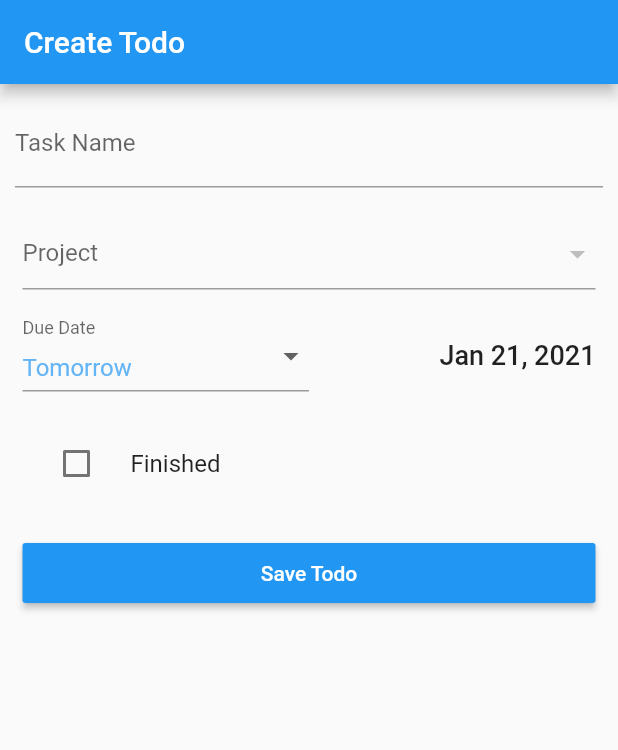
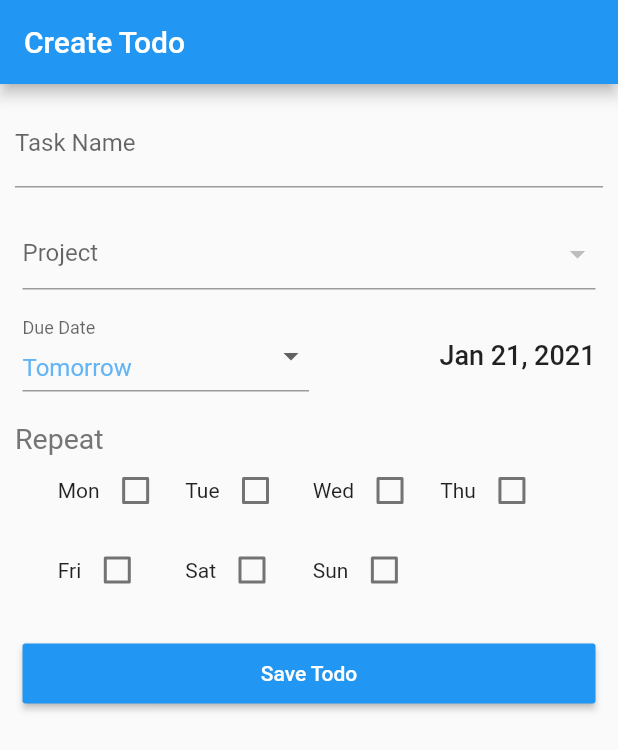
Before and after one commit to romy47/multilevel-todo, a Flutter app: the CreateTodoScreen screen opened directly with empty values, on a phone screen of 412 x 824 dp. Shown: the top 750 px of the screen. Run offline on Flutter 3.47's test engine with Material 2 defaults, Android fonts, the phone set to English and light mode, and no system bars; our stand-ins replace charts_flutter, cloud_firestore, firebase_auth, firebase_core, flutter_colorpicker, flutter_signin_button and 2 more; accounts and stored records are empty; network calls fail; statements that could not run were skipped.

Commit message:
UI Added for Repeating Todos

```diff
--- a/lib/helpers/todo_helper.dart
+++ b/lib/helpers/todo_helper.dart
@@ -49,6 +49,10 @@ class TodoHelper {
     }
 
     return res;
+  }
+
+  static List<bool> getEmptRepeat() {
+    return [false, false, false, false, false, false, false];
   }
 
   static Project getProjectfromTodo(List<Project> projects, Todo todo) {
--- a/lib/models/todo_model.dart
+++ b/lib/models/todo_model.dart
@@ -1,3 +1,5 @@
+import 'package:second_attempt/helpers/todo_helper.dart';
+
 class Todo {
   String id;
   String projectId;
@@ -7,6 +9,7 @@ class Todo {
   int status;
   DateTime due;
   int repeat;
+  List<bool> weekDays;
   DateTime createdAt;
   DateTime finishedAt;
   Todo(
@@ -22,6 +25,7 @@ class Todo {
     this.finishedAt,
   ) {
     this.createdAt = DateTime.now();
+    // this.repeat = TodoHelper.getEmptRepeat();
   }
   Todo.fromJson(Map<String, dynamic> parsedJSON)
       : id = parsedJSON['id'],
--- a/lib/screens/projects_tab_screen/create_todo_screen.dart
+++ b/lib/screens/projects_tab_screen/create_todo_screen.dart
@@ -2,6 +2,7 @@ import 'package:firebase_auth/firebase_auth.dart';
 import 'package:flutter/material.dart';
 import 'package:intl/intl.dart';
 import 'package:provider/provider.dart';
+import 'package:second_attempt/helpers/todo_helper.dart';
 import 'package:second_attempt/models/project_model.dart';
 import 'package:second_attempt/models/todo_model.dart';
 import 'package:second_attempt/services/database_service.dart';
@@ -89,19 +90,20 @@ class _CreateTodoScreenState extends State<CreateTodoScreen> {
               ),
               projectDropDown(context),
               dueDateDropDown(context),
-              Container(
-                  margin: EdgeInsets.fromLTRB(5.0, 20.0, 5.0, 0),
-                  child: CheckboxListTile(
-                    title: Text("Finished"),
-                    value: false,
-                    onChanged: (newValue) {
-                      setState(() {
-                        //  checkedValue = newValue;
-                      });
-                    },
-                    controlAffinity: ListTileControlAffinity
-                        .leading, //  <-- leading Che ckbox
-                  )),
+              WeeklyRepeatCheckboxes(),
+              // Container(
+              //     margin: EdgeInsets.fromLTRB(5.0, 20.0, 5.0, 0),
+              //     child: CheckboxListTile(
+              //       title: Text("Finished"),
+              //       value: false,
+              //       onChanged: (newValue) {
+              //         setState(() {
+              //           //  checkedValue = newValue;
+              //         });
+              //       },
+              //       controlAffinity: ListTileControlAffinity
+              //           .leading, //  <-- leading Che ckbox
+              //     )),
               Container(
                   height: 50,
                   width: double.maxFinite,
@@ -254,3 +256,62 @@ class _CreateTodoScreenState extends State<CreateTodoScreen> {
       });
   }
 }
+
+class WeeklyRepeatCheckboxes extends StatefulWidget {
+  @override
+  State<StatefulWidget> createState() {
+    // TODO: implement createState
+    return WeeklyRepeatCheckboxesState();
+  }
+}
+
+class WeeklyRepeatCheckboxesState extends State<WeeklyRepeatCheckboxes> {
+  List<bool> _data = [false, false, false, false, false, false, false];
+  List<String> _days = ['Mon', 'Tue', 'Wed', 'Thu', 'Fri', 'Sat', 'Sun'];
+  @override
+  Widget build(BuildContext context) {
+    return _buildCheckBoxes();
+  }
+
+  Widget _buildCheckBoxes() {
+    List<Widget> list = new List();
+    Widget cb;
+
+    for (int i = 0; i < _data.length; i++) {
+      cb = Checkbox(
+        value: _data[i],
+        onChanged: (bool value) {
+          setState(() {
+            // need to update _data[?]
+            _data[i] = value;
+          });
+        },
+      );
+      Widget cbR = SizedBox(
+          width: 80,
+          child: Row(
+              mainAxisAlignment: MainAxisAlignment.start,
+              crossAxisAlignment: CrossAxisAlignment.center,
+              children: [Text(_days[i]), cb]));
+      list.add(cbR);
+    }
+    return Column(children: [
+      Container(
+        margin: EdgeInsets.only(top: 20),
+      ),
+      Row(mainAxisAlignment: MainAxisAlignment.spaceBetween, children: [
+        Text('Repeat', style: TextStyle(fontSize: 19, color: Colors.grey[600]))
+      ]),
+      Wrap(
+        direction: Axis.horizontal,
+        crossAxisAlignment: WrapCrossAlignment.start,
+        spacing: 5,
+        runSpacing: 5,
+        children: list,
+      )
+    ]);
+
+    // return Row(
+    //     mainAxisAlignment: MainAxisAlignment.spaceEvenly, children: list);
+  }
+}
```
